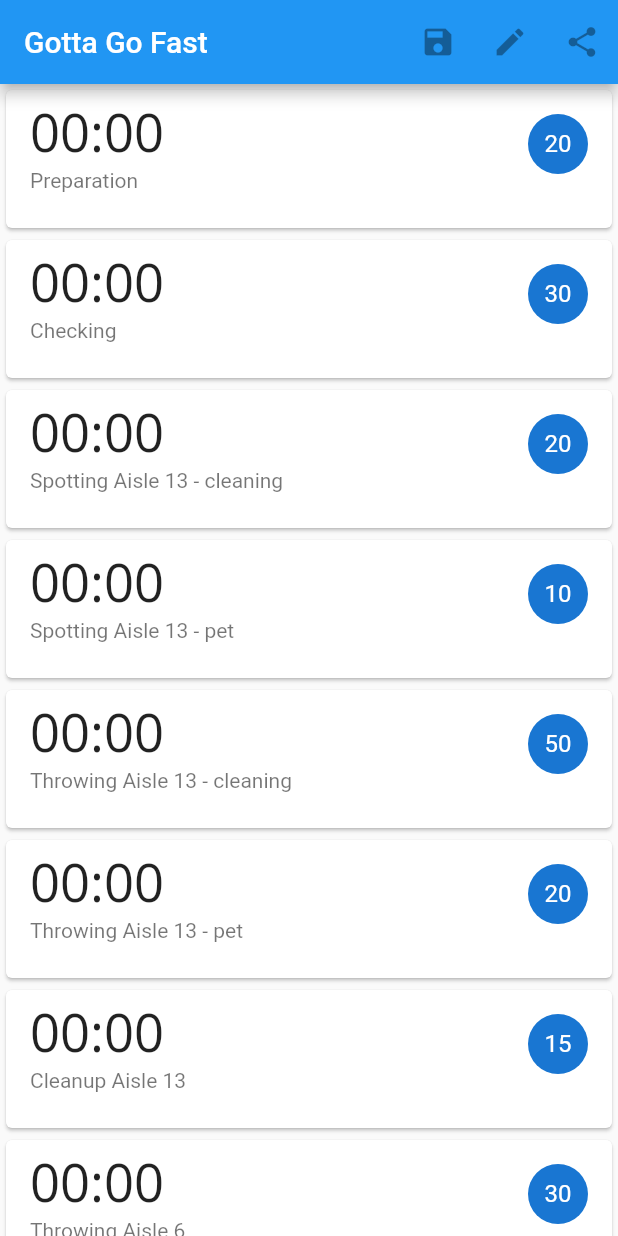
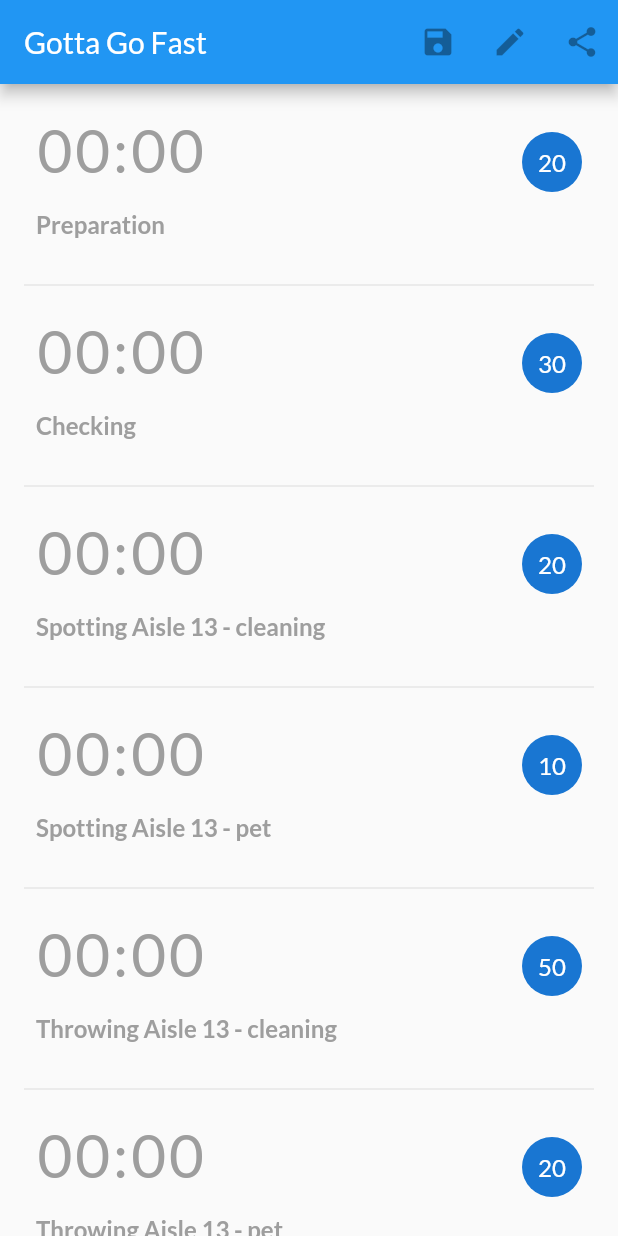
Before and after one commit to veltall/work_stopwatch, a Flutter app: the screen it shows after launch, on a phone screen of 412 x 824 dp. Run offline on Flutter 3.47's test engine with Material 2 defaults, Android fonts, the phone set to English and light mode, and no system bars; our stand-ins replace date_format; missing offline and left inert: flutter_duration_picker; Roboto replaces fonts that are missing (Open Sans).

Commit message:
finished light theme, needs further work on spacing

```diff
--- a/lib/main.dart
+++ b/lib/main.dart
@@ -19,6 +19,7 @@ class WorkTimerApp extends StatelessWidget {
         // or press Run > Flutter Hot Reload in IntelliJ). Notice that the
         // counter didn't reset back to zero; the application is not restarted.
         primarySwatch: Colors.blue,
+        fontFamily: 'Lato',
       ),
       home: new StopwatchHomeScreen(),
     );
@@ -35,6 +36,7 @@ class _StopwatchHomeScreenState extends State<StopwatchHomeScreen> {
   Widget build(BuildContext context) {
     var title = 'Gotta Go Fast';
     return Scaffold(
+      // backgroundColor: Theme.of(context).,
       appBar: AppBar(
         title: Text(title),
         actions: <Widget>[
@@ -52,89 +54,24 @@ class _StopwatchHomeScreenState extends State<StopwatchHomeScreen> {
           ),
         ],
       ),
-      body: ListView.builder(
+      body: Padding(
+        padding: const EdgeInsets.symmetric(horizontal: 16.0),
+        child: Padding(
+          padding: const EdgeInsets.only(top: 8.0),
+          child: ListView.separated(
+            separatorBuilder: (context, index) {
+              return Divider();
+            },
             itemBuilder: (BuildContext context, int index) {
               String taskData = Task.agenda[index];
               Task t = new Task(id: taskData);
               return TaskWidget(task: t);
             },
-        itemExtent: 100.0,
+            // itemExtent: 128.0,
             itemCount: Task.agenda.length,
+          ),
+        ),
       ),
     );
   }
 }
-
-// class StopwatchApp extends StatefulWidget {
-//   final List<String> tasks = <String>[];
-//   StopwatchApp({title: String}) {
-//     initializeTaskList();
-//   }
-
-//   @override
-//   _StopwatchAppState createState() => _StopwatchAppState();
-
-//   void initializeTaskList() {
-//     tasks.add('PREP:        pulling board');
-//     tasks.add('EXTRA:       checking');
-//     tasks.add('BREAKDOWN:   cleaning');
-//     tasks.add('STOCK:       cleaning');
-//     tasks.add('BREAKDOWN:   pet');
-//     tasks.add('STOCK:       pet');
-//     tasks.add('CLEANUP:     #1');
-//     tasks.add('STOCK:       aisle 6');
-//     tasks.add('CLEANUP:     #2');
-//     tasks.add('STOCK:       aisle 5+4');
-//     tasks.add('CLEANUP:     #3');
-//     tasks.add('FACE:        13');
-//     tasks.add('FACE:        12');
-//     tasks.add('FACE:        10');
-//     tasks.add('FACE:        9');
-//     tasks.add('FACE:        8');
-//     tasks.add('FACE:        7');
-//   }
-// }
-
-// class _StopwatchAppState extends State<StopwatchApp> {
-//   final List<Stopwatch> watches = <Stopwatch>[];
-
-//   @override
-//   Widget build(BuildContext context) {
-//     return new Scaffold(
-//       appBar: AppBar(
-//         title: Text('Gotta Go Fast'),
-//       ),
-//       body: ListView.builder(
-//         itemCount: widget.tasks.length,
-//         itemBuilder: (BuildContext context, int count) {
-//           watches.add(new Stopwatch());
-//           bool active = !watches.elementAt(count).paused;
-//           return Container(
-//             height: 100.0,
-//             child: Card(
-//               margin: const EdgeInsets.symmetric(horizontal: 12.0),
-//               child: ListTile(
-//                 title: Text(
-//                   watches.elementAt(count).elapseString(),
-//                   style: Theme.of(context).textTheme.headline,
-//                 ),
-//                 subtitle: Text(widget.tasks.elementAt(count)),
-//                 trailing: CircleAvatar(
-//                     child: Text(widget.tasks[count].substring(0, 1))),
-//                 onTap: () => toggleStopwatch(count),
-//               ),
-//               color: active ? Colors.greenAccent : Colors.white,
-//             ),
-//             padding: const EdgeInsets.symmetric(vertical: 10.0),
-//           );
-//         },
-//       ),
-//     );
-//   }
-
-//   void toggleStopwatch(int index) {
-//     setState(() {
-//       watches.elementAt(index).toggle();
-//     });
-//   }
-// }
--- a/lib/stopwatch.dart
+++ b/lib/stopwatch.dart
@@ -1,10 +1,9 @@
 import 'package:flutter/material.dart';
 import 'dart:async';
+import 'package:date_format/date_format.dart';
 
-/**
- * Stole this file online to implement the routine callbacks
- * that update the timer text.
- */
+/// Stole this file online to implement the routine callbacks
+/// that update the timer text.
 
 class ElapsedTime {
   final int hundreds;
@@ -17,7 +16,6 @@ class ElapsedTime {
     this.minutes,
   });
 }
-
 
 class TimerText extends StatefulWidget {
   TimerText({this.stopwatch});
@@ -56,18 +54,23 @@ class TimerTextState extends State<TimerText> {
       //   seconds: seconds,
       //   minutes: minutes,
       // );
-      if(stopwatch.isRunning) {
-        setState(() {
-
-        });
+      if (stopwatch.isRunning) {
+        setState(() {});
       }
     }
   }
 
   @override
   Widget build(BuildContext context) {
-    final TextStyle timerTextStyle = const TextStyle(fontSize: 35.0, fontFamily: "Open Sans");
-    String formattedTime = TimerTextFormatter.format(stopwatch.elapsedMilliseconds);
+    final TextStyle timerTextStyle = TextStyle(
+      fontSize: 40.0,
+      // fontFamily: "Lato",
+      color: stopwatch.isRunning ? Theme.of(context).primaryColor : Colors.grey,
+      fontWeight: stopwatch.isRunning ? FontWeight.bold : FontWeight.normal,
+      letterSpacing: 2.0,
+    );
+    String formattedTime =
+        TimerTextFormatter.format(stopwatch.elapsedMilliseconds);
     return new Text(formattedTime, style: timerTextStyle);
   }
 }
--- a/lib/task.dart
+++ b/lib/task.dart
@@ -1,6 +1,7 @@
 import 'stopwatch.dart';
 import 'package:flutter/material.dart';
 import 'package:flutter_duration_picker/flutter_duration_picker.dart';
+import 'package:date_format/date_format.dart';
 
 enum task_type {
   preparation,
@@ -150,34 +151,34 @@ class Task {
     'F-1': 15
   };
 
-  static const Map<String,String> dict = {
+  static const Map<String, String> dict = {
     'Preparation-': 'Preparation',
-    'Checking-':    'Checking',
-    'S-13-C':       'Spotting Aisle 13 - cleaning',
-    'S-13-P':       'Spotting Aisle 13 - pet', // breaking, aisle 13, pet side
-    'T-13-C':       'Throwing Aisle 13 - cleaning',
-    'T-13-P':       'Throwing Aisle 13 - pet',
-    'C-13':         'Cleanup Aisle 13',
-    'T-6':          'Throwing Aisle 6',
-    'C-6':          'Cleanup Aisle 6',
-    'T-5':          'Throwing Aisle 5',
-    'T-4':          'Throwing Aisle 4',
-    'C-4':          'Cleanup Aisle 4',
-    'T-12':         'Throwing Aisle 12',
-    'Rest-':        'Lunch time',
-    'F-13':         'Facing Aisle 13',
-    'F-12':         'Facing Aisle 12',
-    'F-11':         'Facing Aisle 11',
-    'F-10':         'Facing Aisle 10',
-    'F-9':          'Facing Aisle 9',
-    'F-8':          'Facing Aisle 8',
-    'F-7':          'Facing Aisle 7',
-    'F-6':          'Facing Aisle 6',
-    'F-5':          'Facing Aisle 5',
-    'F-4':          'Facing Aisle 4',
-    'F-3':          'Facing Aisle 3',
-    'F-2':          'Facing Aisle 2',
-    'F-1':          'Facing Aisle 1',
+    'Checking-': 'Checking',
+    'S-13-C': 'Spotting Aisle 13 - cleaning',
+    'S-13-P': 'Spotting Aisle 13 - pet', // breaking, aisle 13, pet side
+    'T-13-C': 'Throwing Aisle 13 - cleaning',
+    'T-13-P': 'Throwing Aisle 13 - pet',
+    'C-13': 'Cleanup Aisle 13',
+    'T-6': 'Throwing Aisle 6',
+    'C-6': 'Cleanup Aisle 6',
+    'T-5': 'Throwing Aisle 5',
+    'T-4': 'Throwing Aisle 4',
+    'C-4': 'Cleanup Aisle 4',
+    'T-12': 'Throwing Aisle 12',
+    'Rest-': 'Lunch time',
+    'F-13': 'Facing Aisle 13',
+    'F-12': 'Facing Aisle 12',
+    'F-11': 'Facing Aisle 11',
+    'F-10': 'Facing Aisle 10',
+    'F-9': 'Facing Aisle 9',
+    'F-8': 'Facing Aisle 8',
+    'F-7': 'Facing Aisle 7',
+    'F-6': 'Facing Aisle 6',
+    'F-5': 'Facing Aisle 5',
+    'F-4': 'Facing Aisle 4',
+    'F-3': 'Facing Aisle 3',
+    'F-2': 'Facing Aisle 2',
+    'F-1': 'Facing Aisle 1',
   };
 
   static const List<String> agenda = [
@@ -214,24 +215,33 @@ class TaskWidget extends StatefulWidget {
 class _TaskWidgetState extends State<TaskWidget> {
   @override
   Widget build(BuildContext context) {
-    Duration t = widget.task.watch.elapsed;
+    // Duration t = widget.task.watch.elapsed;
     String sub = Task.dict[widget.task.id];
-    if(widget.task.startTime != null) sub += "\nStarted: " + widget.task.startTime.toString().split('.')[0].split(' ')[1];
+    if (widget.task.startTime != null) {
+      sub += "\nStarted: " + formatDate(widget.task.startTime, [hh,':',nn,':',ss, ' ',am]);
+    }
+
     return Container(
-      child: Card(
-        color: (widget.task.isActive()) ? Colors.greenAccent : Colors.white,
+      height: 118.0,
       child: ListTile(
-          isThreeLine: true,
-          title: TimerText(stopwatch: widget.task.watch,),
+        contentPadding: const EdgeInsetsDirectional.only(top: 8.0, bottom: 16.0, start: 8.0, end: 8.0),
+        title: TimerText(stopwatch: widget.task.watch),
         // title: t==null? Text("00:00") : Text(t.toString().split('.')[0]),
         // String subtitle = "Started: " + widget.task.startTime.toString().split('.')[0].split(' ')[0]
-          subtitle: Text(sub),
+        subtitle: Padding(
+          padding: const EdgeInsets.only(top: 16.0),
+          child: Text(sub,
+              style: TextStyle(
+                color: Colors.grey,
+                fontWeight: FontWeight.bold,
+                fontSize: 16.0,
+              )),
+        ),
         trailing: CircleAvatar(
           child: Text(widget.task.loadSize.toString()),
         ),
         onTap: handleOntap,
         onLongPress: () => handleLongpress(context),
-        ),
       ),
     );
   }
@@ -239,6 +249,7 @@ class _TaskWidgetState extends State<TaskWidget> {
   void handleOntap() {
     setState(() => widget.task.toggle());
   }
+
   void handleLongpress(BuildContext context) async {
     // long press to edit load size
     Duration currentDur = new Duration(minutes: widget.task.loadSize);
@@ -247,7 +258,9 @@ class _TaskWidgetState extends State<TaskWidget> {
       initialTime: currentDur,
     );
     int newSize = newDuration.inMinutes;
-    Scaffold.of(context).showSnackBar(new SnackBar(content: Text('Set duration: $newSize minutes'),));
+    Scaffold.of(context).showSnackBar(new SnackBar(
+      content: Text('Set duration: $newSize minutes'),
+    ));
     setState(() {
       widget.task.loadSize = newSize;
     });
```
Also changed, not shown: pubspec.yaml (+7 -6 lines). Lines whose indentation alone changed are shown as unchanged.
